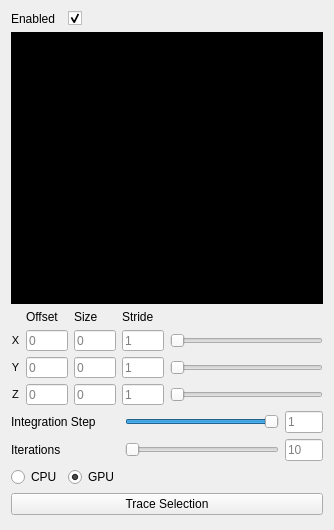
Above: include/pli_vis/ui/plugins/tractography_toolbox.ui from VRGroupRWTH/pli_view before the change. Below: the same form after it.
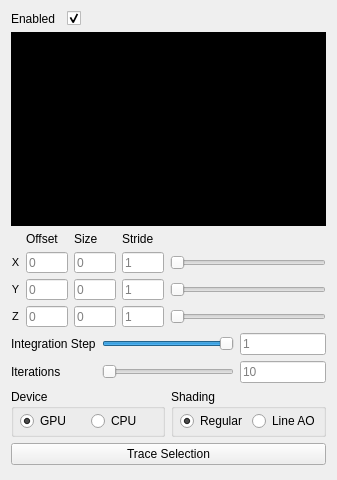
That is the form after the change. Custom widgets are drawn as their Qt base class.

Commit message: Streamline plugin can toggle between regular shading and line ao.

```diff
--- a/include/pli_vis/ui/plugins/tractography_toolbox.ui
+++ b/include/pli_vis/ui/plugins/tractography_toolbox.ui
@@ -6,8 +6,8 @@
    <rect>
     <x>0</x>
     <y>0</y>
-    <width>334</width>
-    <height>530</height>
+    <width>337</width>
+    <height>480</height>
    </rect>
   </property>
   <property name="windowTitle">
@@ -40,7 +40,7 @@
      </property>
     </widget>
    </item>
-   <item row="1" column="0" colspan="4">
+   <item row="1" column="0" colspan="5">
     <widget class="QxtLetterBoxWidget" name="letterbox">
      <property name="sizePolicy">
       <sizepolicy hsizetype="Expanding" vsizetype="Expanding">
@@ -507,7 +507,7 @@
      </layout>
     </widget>
    </item>
-   <item row="2" column="0" colspan="4">
+   <item row="2" column="0" colspan="5">
     <layout class="QGridLayout" name="gridLayout_4">
      <item row="0" column="1">
       <widget class="QLabel" name="label_offset">
@@ -1025,7 +1025,7 @@
      </property>
     </widget>
    </item>
-   <item row="3" column="2">
+   <item row="3" column="2" colspan="2">
     <widget class="QSlider" name="slider_integration_step">
      <property name="sizePolicy">
       <sizepolicy hsizetype="Preferred" vsizetype="Preferred">
@@ -1053,7 +1053,7 @@
      </property>
     </widget>
    </item>
-   <item row="3" column="3">
+   <item row="3" column="4">
     <widget class="QLineEdit" name="line_edit_integration_step">
      <property name="sizePolicy">
       <sizepolicy hsizetype="Preferred" vsizetype="Preferred">
@@ -1073,7 +1073,7 @@
      </property>
     </widget>
    </item>
-   <item row="4" column="2">
+   <item row="4" column="2" colspan="2">
     <widget class="QSlider" name="slider_iterations">
      <property name="sizePolicy">
       <sizepolicy hsizetype="Preferred" vsizetype="Preferred">
@@ -1101,7 +1101,7 @@
      </property>
     </widget>
    </item>
-   <item row="4" column="3">
+   <item row="4" column="4">
     <widget class="QLineEdit" name="line_edit_iterations">
      <property name="sizePolicy">
       <sizepolicy hsizetype="Preferred" vsizetype="Preferred">
@@ -1114,7 +1114,57 @@
      </property>
     </widget>
    </item>
-   <item row="6" column="0" colspan="4">
+   <item row="5" column="3" colspan="2">
+    <widget class="QGroupBox" name="groupBox_2">
+     <property name="sizePolicy">
+      <sizepolicy hsizetype="Preferred" vsizetype="Minimum">
+       <horstretch>0</horstretch>
+       <verstretch>1</verstretch>
+      </sizepolicy>
+     </property>
+     <property name="title">
+      <string>Shading</string>
+     </property>
+     <layout class="QHBoxLayout" name="horizontalLayout_3">
+      <property name="spacing">
+       <number>0</number>
+      </property>
+      <property name="leftMargin">
+       <number>6</number>
+      </property>
+      <property name="topMargin">
+       <number>0</number>
+      </property>
+      <property name="rightMargin">
+       <number>0</number>
+      </property>
+      <property name="bottomMargin">
+       <number>0</number>
+      </property>
+      <item>
+       <widget class="QRadioButton" name="radio_button_regular">
+        <property name="text">
+         <string>Regular</string>
+        </property>
+        <property name="checked">
+         <bool>true</bool>
+        </property>
+       </widget>
+      </item>
+      <item>
+       <widget class="QRadioButton" name="radio_button_lineao">
+        <property name="text">
+         <string>Line AO</string>
+        </property>
+        <property name="checked">
+         <bool>false</bool>
+        </property>
+       </widget>
+      </item>
+     </layout>
+    </widget>
+   </item>
+   <item row="6" column="0" colspan="5">
     <widget class="QPushButton" name="button_trace_selection">
      <property name="enabled">
       <bool>true</bool>
@@ -1143,26 +1193,55 @@
      </property>
     </spacer>
    </item>
-   <item row="5" column="0" colspan="2">
-    <layout class="QHBoxLayout" name="horizontalLayout">
-     <item>
-      <widget class="QRadioButton" name="radio_button_cpu">
-       <property name="text">
-        <string>CPU</string>
-       </property>
-      </widget>
-     </item>
-     <item>
-      <widget class="QRadioButton" name="radio_button_gpu">
-       <property name="text">
-        <string>GPU</string>
-       </property>
-       <property name="checked">
-        <bool>true</bool>
-       </property>
-      </widget>
-     </item>
-    </layout>
+   <item row="5" column="0" colspan="3">
+    <widget class="QGroupBox" name="groupBox">
+     <property name="sizePolicy">
+      <sizepolicy hsizetype="Preferred" vsizetype="Minimum">
+       <horstretch>0</horstretch>
+       <verstretch>1</verstretch>
+      </sizepolicy>
+     </property>
+     <property name="title">
+      <string>Device</string>
+     </property>
+     <layout class="QHBoxLayout" name="horizontalLayout_2">
+      <property name="spacing">
+       <number>0</number>
+      </property>
+      <property name="leftMargin">
+       <number>6</number>
+      </property>
+      <property name="topMargin">
+       <number>0</number>
+      </property>
+      <property name="rightMargin">
+       <number>0</number>
+      </property>
+      <property name="bottomMargin">
+       <number>0</number>
+      </property>
+      <item>
+       <widget class="QRadioButton" name="radio_button_gpu">
+        <property name="text">
+         <string>GPU</string>
+        </property>
+        <property name="checked">
+         <bool>true</bool>
+        </property>
+       </widget>
+      </item>
+      <item>
+       <widget class="QRadioButton" name="radio_button_cpu">
+        <property name="text">
+         <string>CPU</string>
+        </property>
+       </widget>
+      </item>
+     </layout>
+     <zorder>radio_button_gpu</zorder>
+     <zorder>radio_button_cpu</zorder>
+     <zorder>button_trace_selection</zorder>
+    </widget>
    </item>
   </layout>
  </widget>
```
Left out of the diff: 13 changed lines with no effect on the pictures. The commit also changes 9 other files.
